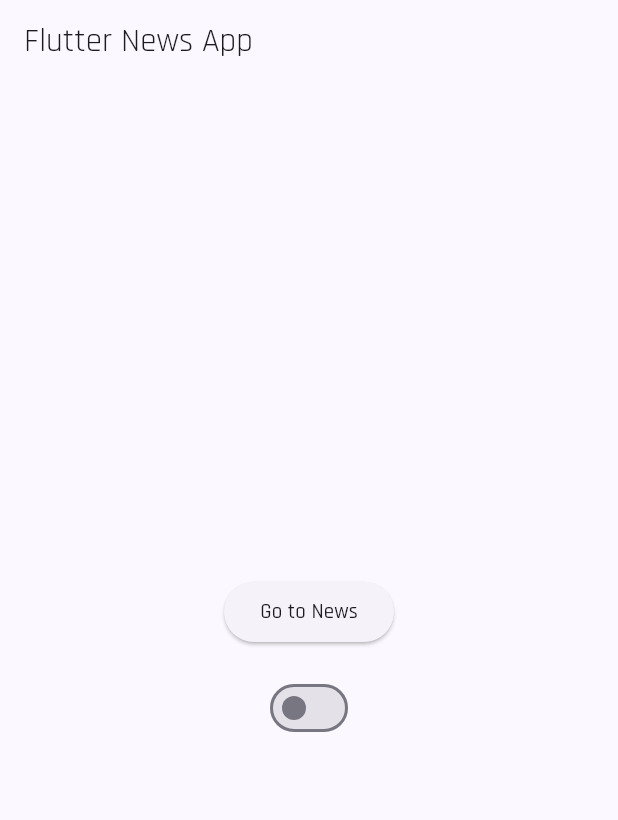
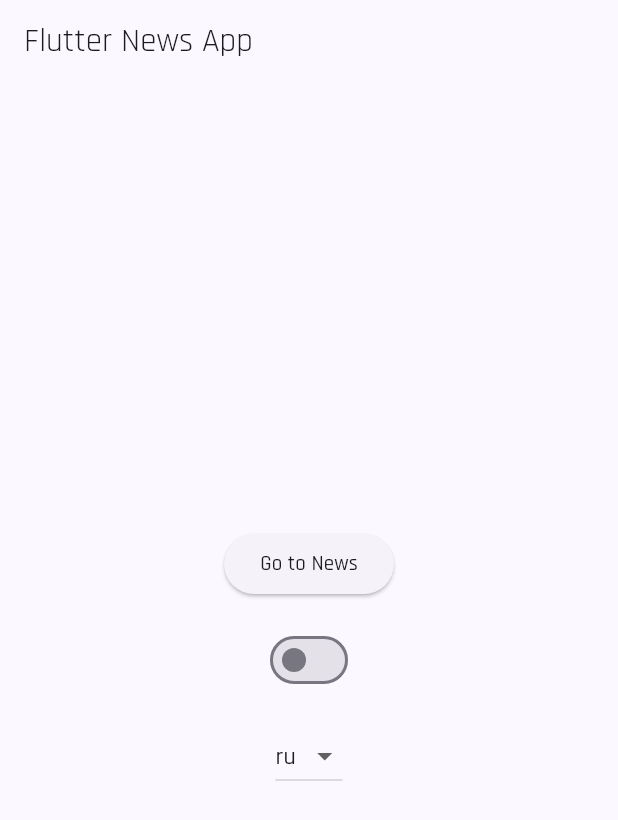
Before and after one commit to RudenkoAD/flutter_news_viewer, a Flutter app: the screen it shows after launch, on a phone screen of 412 x 824 dp. Shown: the top 820 px of the screen. Run offline on Flutter 3.47's test engine with Material 3 defaults, Android fonts, the light colour scheme and no system bars; our stand-ins replace dio, equatable, flutter_bloc, flutter_dotenv, google_fonts.

```diff
--- a/lib/data/api/model/api_article.dart
+++ b/lib/data/api/model/api_article.dart
@@ -6,11 +6,11 @@ class ApiArticle{
   final Map<String, dynamic> source;
   final String author;
   final String title;
-  final String description;
+  final String? description;
   final String url;
-  final String urlToImage;
+  final String? urlToImage;
   final String publishedAt;
-  final String content;
+  final String? content;
 
   ApiArticle({
     required this.source,
--- a/lib/domain/bloc/page_event.dart
+++ b/lib/domain/bloc/page_event.dart
@@ -8,3 +8,12 @@ sealed class PageEvent extends Equatable {
 final class PageNumberIncremented extends PageEvent {}
 
 final class PageNumberDecremented extends PageEvent {}
+
+final class PageCountryChanged extends PageEvent {
+  final String country;
+
+  PageCountryChanged(this.country);
+
+  @override
+  List<Object> get props => [country];
+}
--- a/lib/domain/model/article.dart
+++ b/lib/domain/model/article.dart
@@ -6,11 +6,11 @@ class Article {
   final Map<String, dynamic> source;
   final String author;
   final String title;
-  final String description;
+  final String? description;
   final String url;
-  final String urlToImage;
+  final String? urlToImage;
   final DateTime publishedAt;
-  final String content;
+  final String? content;
 
   Article(
       {required this.source,
--- a/lib/frontend/article_page.dart
+++ b/lib/frontend/article_page.dart
@@ -23,11 +23,11 @@ class ArticlePage extends StatelessWidget {
         child: Column(
           crossAxisAlignment: CrossAxisAlignment.start,
           children: [
-            Image.network(article.urlToImage),
+            article.urlToImage != null?Image.network(article.urlToImage!):const ImageIcon(AssetImage('assets/placeholder.png')),
             const SizedBox(height: 16),
             Text(article.title, style: Theme.of(context).textTheme.titleLarge),
             const SizedBox(height: 16),
-            Text(article.description,
+            Text(article.description??'No description available',
                 style: Theme.of(context).textTheme.bodyMedium),
           ],
         ),
--- a/lib/frontend/home_page.dart
+++ b/lib/frontend/home_page.dart
@@ -1,9 +1,18 @@
 import 'package:flutter/material.dart';
 import 'package:flutter_bloc/flutter_bloc.dart';
 import 'package:flutter_news_viewer/domain/bloc/theme_cubit.dart';
+import 'package:flutter_news_viewer/domain/bloc/page_bloc.dart';
 
 class HomePage extends StatelessWidget {
   const HomePage({super.key});
+  @override
+  Widget build(BuildContext context) {
+    return const HomePageView();
+  }
+}
+
+class HomePageView extends StatelessWidget {
+  const HomePageView({super.key});
   @override
   Widget build(BuildContext context) {
     return BlocBuilder<ThemeCubit, ThemeData>(builder: (context, theme) {
@@ -29,6 +38,8 @@ class HomePage extends StatelessWidget {
                   context.read<ThemeCubit>().changeTheme();
                 },
               ),
+              const SizedBox(height: 16),
+              const CoutryMenu()
             ],
           ),
         ),
@@ -36,3 +47,82 @@ class HomePage extends StatelessWidget {
     });
   }
 }
+
+class CoutryMenu extends StatelessWidget {
+  const CoutryMenu({super.key});
+
+  static final items = <String>[
+    'ae',
+    'ar',
+    'at',
+    'au',
+    'be',
+    'bg',
+    'br',
+    'ca',
+    'ch',
+    'cn',
+    'co',
+    'cu',
+    'cz',
+    'de',
+    'eg',
+    'fr',
+    'gb',
+    'gr',
+    'hk',
+    'hu',
+    'id',
+    'ie',
+    'il',
+    'in',
+    'it',
+    'jp',
+    'kr',
+    'lt',
+    'lv',
+    'ma',
+    'mx',
+    'my',
+    'ng',
+    'nl',
+    'no',
+    'nz',
+    'ph',
+    'pl',
+    'pt',
+    'ro',
+    'rs',
+    'ru',
+    'sa',
+    'se',
+    'sg',
+    'si',
+    'sk',
+    'th',
+    'tr',
+    'tw',
+    'ua',
+    'us',
+    've',
+    'za'
+  ]
+      .map<DropdownMenuItem<String>>((String value) =>
+          DropdownMenuItem<String>(value: value, child: Text(value)))
+      .toList();
+
+  @override
+  Widget build(BuildContext context) {
+    return BlocBuilder<PageBloc, PageState>(
+      builder: (context, state) {
+        final country = state.country;
+        return DropdownButton<String>(
+            value: country,
+            onChanged: (String? newValue) {
+              context.read<PageBloc>().add(PageCountryChanged(newValue!));
+            },
+            items: items);
+      },
+    );
+  }
+}
--- a/lib/frontend/news_page.dart
+++ b/lib/frontend/news_page.dart
@@ -32,6 +32,9 @@ class ArticleList extends StatelessWidget {
         if (state.status == PostStatus.initial) {
           return const CircularProgressIndicator();
         } else if (state.status == PostStatus.success) {
+          if (state.articles.isEmpty) {
+            return const Center(child: Text('No articles found'));
+          }
           return ListView.builder(
             itemCount: state.articles.length,
             itemBuilder: (context, index) {
@@ -63,14 +66,12 @@ class ArticleTile extends StatelessWidget {
             borderRadius: BorderRadius.circular(15.0),
           ),
           child: ListTile(
-            leading: article.urlToImage != ""
-                ? Image.network(article.urlToImage)
-                : const Icon(Icons.face),
+            leading: SizedBox(width: 100, height: 100, child: article.urlToImage == null? const ImageIcon(AssetImage('assets/placeholder.png')): Image.network(article.urlToImage!), ),
             title: Text(
               article.title,
               style: textTheme.bodyLarge,
             ),
-            subtitle: Text(article.description, style: textTheme.bodySmall),
+            subtitle: Text(article.description??'no description available', style: textTheme.bodySmall),
           ),
         ),
         onTap: () {
--- a/lib/internal/application.dart
+++ b/lib/internal/application.dart
@@ -1,5 +1,6 @@
 import 'package:flutter/material.dart';
 import 'package:flutter_bloc/flutter_bloc.dart';
+import 'package:flutter_news_viewer/domain/bloc/page_bloc.dart';
 import 'package:flutter_news_viewer/frontend/article_page.dart';
 import 'package:flutter_news_viewer/frontend/home_page.dart';
 import 'package:flutter_news_viewer/frontend/news_page.dart';
@@ -9,8 +10,11 @@ class App extends StatelessWidget {
   const App({super.key});
   @override
   Widget build(BuildContext context) {
-    return BlocProvider(
-      create: (_) => ThemeCubit(),
+    return MultiBlocProvider(
+      providers: [
+        BlocProvider(create: (context) => PageBloc()),
+        BlocProvider(create: (context) => ThemeCubit()),
+      ],
       child: const AppWindow(),
     );
   }
--- a/lib/main.dart
+++ b/lib/main.dart
@@ -1,11 +1,6 @@
 import 'package:flutter/material.dart';
 import 'package:flutter_dotenv/flutter_dotenv.dart';
 import 'internal/application.dart';
-import 'package:logger/logger.dart';
-
-var logger = Logger(
-  printer: PrettyPrinter(),
-);
 
 Future main() async {
   await dotenv.load(fileName: ".env");
```
Also changed, not shown: lib/data/api/model/api_article.g.dart, lib/domain/model/article.g.dart.
